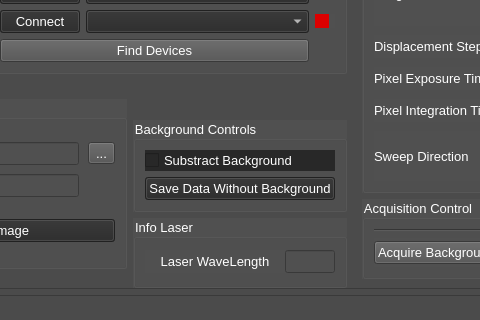
The window that gui/views/microRamanViewUi.ui (PyMarc2/OceanOpticsSpectroViewer) describes before a commit, drawn with Qt 5; both pictures show x 156 to 636 and y 90 to 410 of the 1386 by 810 pixel window.
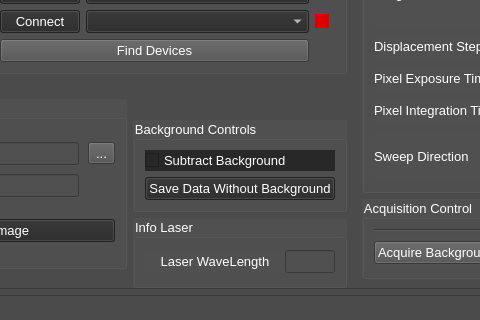
The same window after the commit. Custom widgets are drawn as their Qt base class.

Commit message: subtract background button created and mispelled corrected

What changed in the file:
```diff
--- a/gui/views/microRamanViewUi.ui
+++ b/gui/views/microRamanViewUi.ui
@@ -485,7 +485,7 @@
                     <string notr="true">background-color: rgb(40, 40, 40);</string>
                    </property>
                    <property name="text">
-                    <string>Substract Background</string>
+                    <string>Subtract Background</string>
                    </property>
                   </widget>
                  </item>
```
The commit also changes 2 other files.
